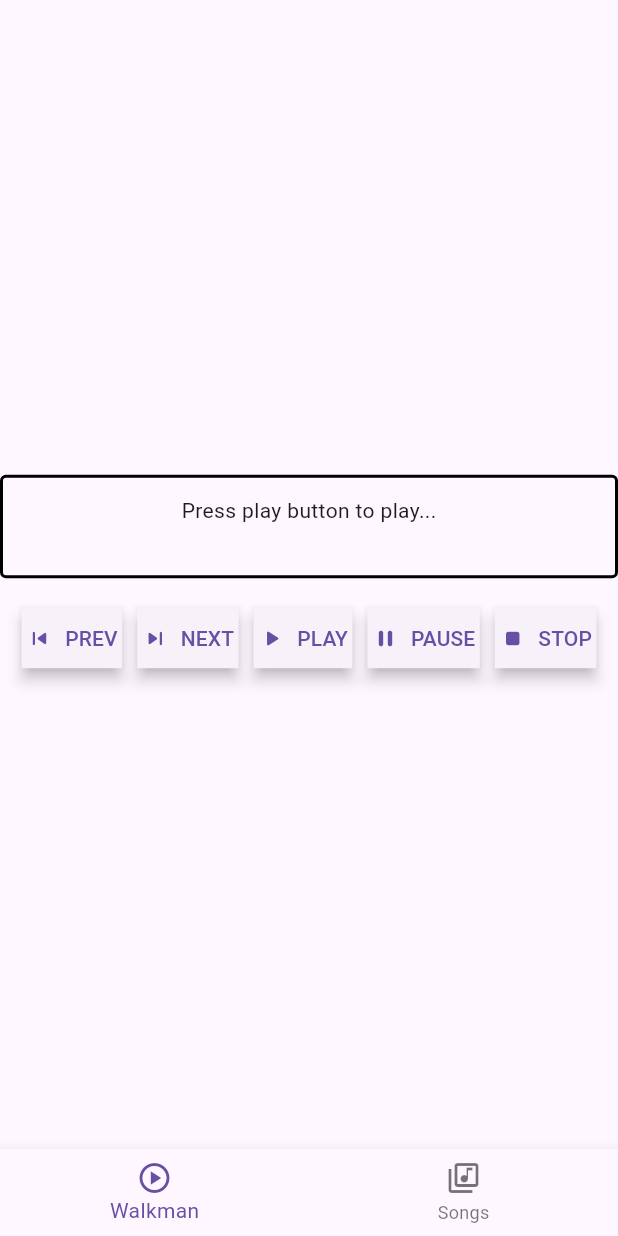
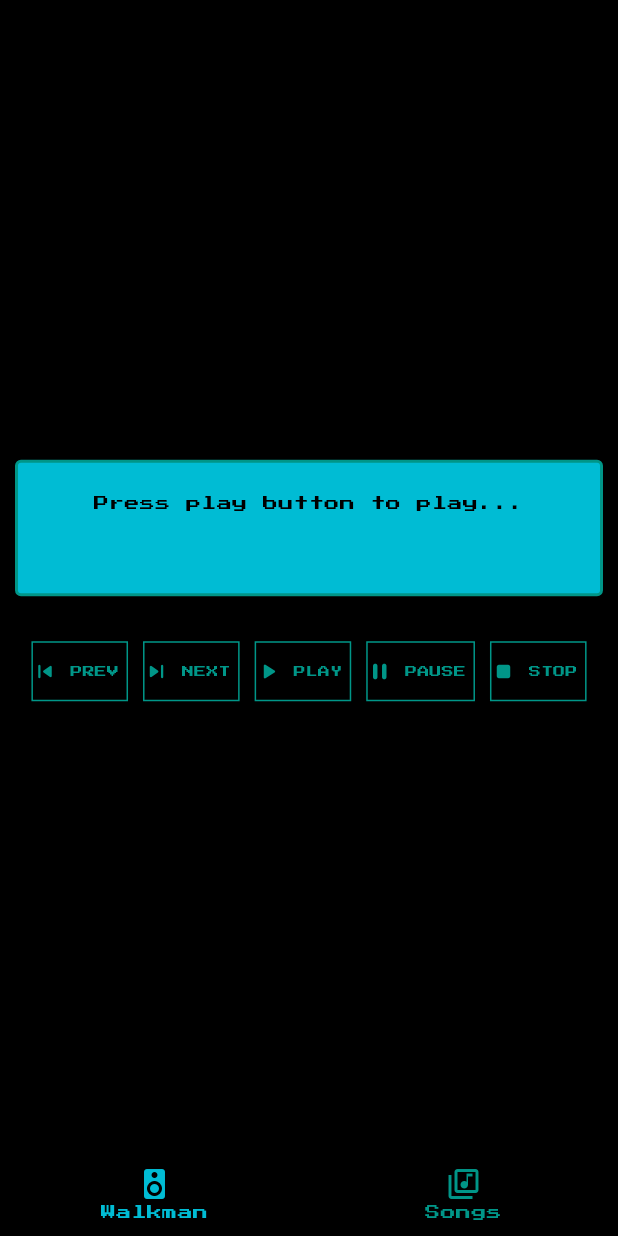
Before and after one commit to MK629/walkman, a Flutter app: the screen it shows after launch, on a phone screen of 412 x 824 dp. Run offline on Flutter 3.47's test engine with Material 3 defaults, Android fonts, the phone set to English and light mode, and no system bars; our stand-ins replace just_audio; missing offline and left inert: file_selector.

Commit message:
Theme set. Functions done. Needs Quality-Of-life improvements.

```diff
--- a/lib/approot/app_root.dart
+++ b/lib/approot/app_root.dart
@@ -7,7 +7,65 @@ class AppRoot extends StatelessWidget {
   @override
   Widget build(BuildContext context) {
     return MaterialApp(
+      title: "Walkman",
+      theme: getGlobalThemeData(),
       home: AppRootWidget()
     );
   }
 }
+
+ThemeData getGlobalThemeData(){
+  return ThemeData(
+    brightness: Brightness.dark,
+    fontFamily: "Pixel",
+    textTheme: const TextTheme(
+      bodySmall: TextStyle(fontSize: 8),
+      bodyMedium: TextStyle(fontSize: 9),
+      bodyLarge: TextStyle(fontSize: 10),
+      displayLarge: TextStyle(fontSize: 8),
+      displayMedium: TextStyle(fontSize: 7),
+      displaySmall: TextStyle(fontSize: 6),
+      labelLarge: TextStyle(fontSize: 8),
+      labelMedium: TextStyle(fontSize: 7),
+      labelSmall: TextStyle(fontSize: 6),
+      titleLarge: TextStyle(fontSize: 8),
+      titleMedium: TextStyle(fontSize: 7),
+      titleSmall: TextStyle(fontSize: 6),
+      headlineLarge: TextStyle(fontSize: 8),
+      headlineMedium: TextStyle(fontSize: 7),
+      headlineSmall: TextStyle(fontSize: 6)
+    ),
+    colorScheme: const ColorScheme(
+      brightness: Brightness.dark,
+      primary: Colors.cyan,
+      onPrimary: Colors.black,
+      secondary: Colors.cyan,
+      onSecondary: Colors.black,
+      error: Colors.red,
+      onError: Colors.white,
+      surface: Colors.black, // light grey plastic
+      onSurface: Colors.teal,
+    ),
+    elevatedButtonTheme: ElevatedButtonThemeData(
+      style: ButtonStyle(
+        elevation: WidgetStateProperty.resolveWith((buttonState){
+          if (buttonState.contains(WidgetState.pressed)){
+            return 1;
+          }
+          else{
+            return 4;
+          }
+        }),
+        shape: WidgetStateProperty.all(
+          const RoundedRectangleBorder(
+            borderRadius: BorderRadius.zero
+          )
+        ),
+        padding: WidgetStateProperty.all(EdgeInsets.only(right: 6)),
+        foregroundColor: WidgetStateProperty.all(Colors.teal),
+        backgroundColor: WidgetStateProperty.all(Colors.black),
+        side: WidgetStateProperty.all(BorderSide(color: Colors.teal)),
+      )
+    ),
+  );
+}
--- a/lib/components/nav/navbar.dart
+++ b/lib/components/nav/navbar.dart
@@ -12,9 +12,13 @@ class Navbar extends StatelessWidget {
 
     return BottomNavigationBar(
       items: [
-        BottomNavigationBarItem(icon: Icon(Icons.play_circle_outlined), label: "Walkman"),
+        BottomNavigationBarItem(icon: Icon(Icons.speaker), label: "Walkman"),
         BottomNavigationBarItem(icon: Icon(Icons.library_music_outlined), label: "Songs")
       ],
+      selectedItemColor: Colors.cyan,
+      unselectedItemColor: Colors.teal,
+      selectedLabelStyle: TextStyle(fontSize: 10),
+      unselectedLabelStyle: TextStyle(fontSize: 10),
       currentIndex: currentPage,
       onTap: (value) => navState.changePage(value),
     );
--- a/lib/components/walkman/walkman_buttons.dart
+++ b/lib/components/walkman/walkman_buttons.dart
@@ -18,7 +18,6 @@ class WalkmanButtons extends StatelessWidget{
           },
           label: Text("PREV"),
           icon: Icon(Icons.skip_previous_rounded),
-          style: getButtonStyle()
         ),
 
         SizedBox(width: 10,),
@@ -29,7 +28,6 @@ class WalkmanButtons extends StatelessWidget{
           },
           label: Text("NEXT"),
           icon: Icon(Icons.skip_next_rounded),
-          style: getButtonStyle()
         ),
 
         SizedBox(width: 10,),
@@ -40,7 +38,6 @@ class WalkmanButtons extends StatelessWidget{
           },
           label: Text("PLAY"),
           icon: Icon(Icons.play_arrow_rounded),
-          style: getButtonStyle()
         ),
 
         SizedBox(width: 10,),
@@ -51,7 +48,6 @@ class WalkmanButtons extends StatelessWidget{
           },
           label: Text("PAUSE"),
           icon: Icon(Icons.pause_rounded),
-          style: getButtonStyle()
         ),
 
         SizedBox(width: 10,),
@@ -62,29 +58,8 @@ class WalkmanButtons extends StatelessWidget{
           },
           label: Text("STOP"),
           icon: Icon(Icons.stop_rounded),
-          style: getButtonStyle()
         ),
       ],
     );
   }
-
 }
-
-ButtonStyle getButtonStyle(){
-  return ButtonStyle(
-    elevation: WidgetStateProperty.resolveWith((buttonState){
-      if (buttonState.contains(WidgetState.pressed)){
-        return 1;
-      }
-      else{
-        return 4;
-      }
-    }),
-    shape: WidgetStateProperty.all(
-      const RoundedRectangleBorder(
-        borderRadius: BorderRadius.zero
-      )
-    ),
-    padding: WidgetStateProperty.all(EdgeInsets.only(left: 3, right: 3)),
-  );
-}
--- a/lib/components/walkman/walkman_display.dart
+++ b/lib/components/walkman/walkman_display.dart
@@ -12,22 +12,27 @@ class WalkmanDisplay extends StatelessWidget {
   @override
   Widget build(BuildContext context) {
 
-    return Container(
+    return Padding(
+      padding: const EdgeInsets.all(10.0),
+      child: Container(
         width: double.infinity,
-          padding: const EdgeInsets.all(12),
+        padding: const EdgeInsets.only(left: 12, right: 12, top: 20, bottom: 20),
         margin: const EdgeInsets.only(bottom: 16),
         decoration: BoxDecoration(
           border: Border.all(
-              color: Colors.black,
+            color: Colors.teal,
             width: 2,
           ),
-            borderRadius: BorderRadius.circular(4)
+          borderRadius: BorderRadius.circular(4),
+          color: Colors.cyan,
         ),
         child: Column(
         children: [
-              Text(!state.player.playing ? "Press play button to play..." : "Now playing:"),
-              Text(currentSong.title.isEmpty ? "" : currentSong.title)
+            Text(style: TextStyle(color: Colors.black, fontSize: 10), !state.player.playing ? "Press play button to play..." : "Now playing:"),
+            SizedBox(height: 20,),
+            Text(style: TextStyle(color: Colors.black, fontSize: 9), currentSong.title.isEmpty ? "" : currentSong.title),
           ],
+        ),
       ),
     );
   }
```
Also changed, not shown: pubspec.yaml (+4 -6 lines), assets/fonts/PressStart2P-Regular.ttf (added). Lines whose indentation alone changed are shown as unchanged.
